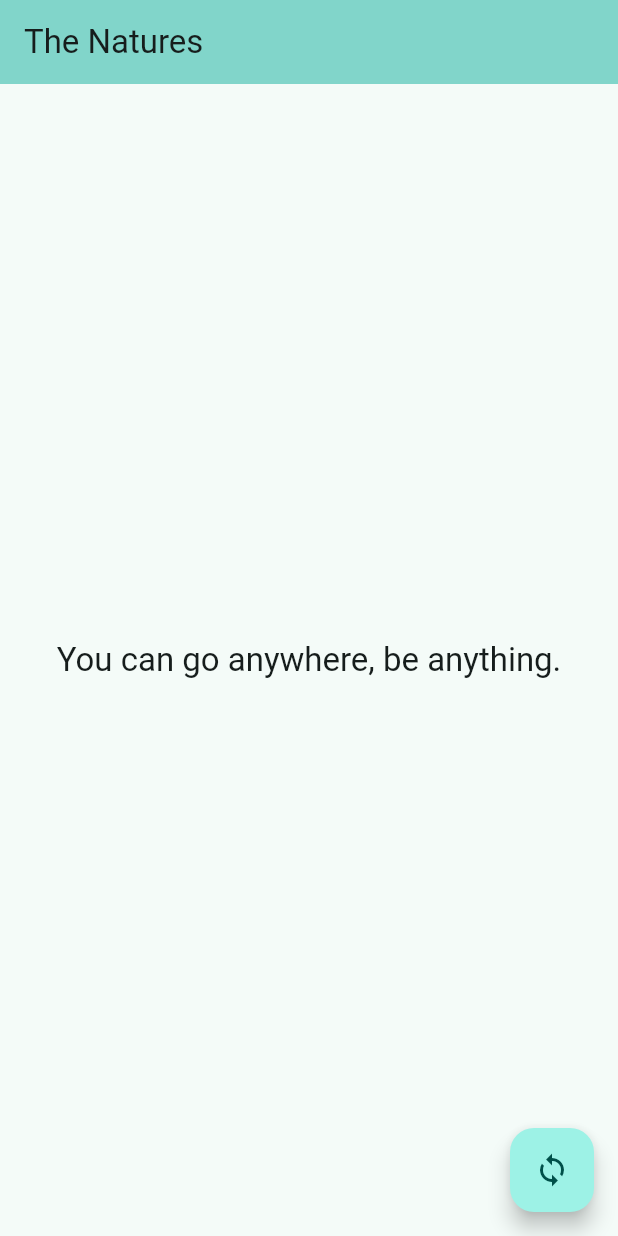
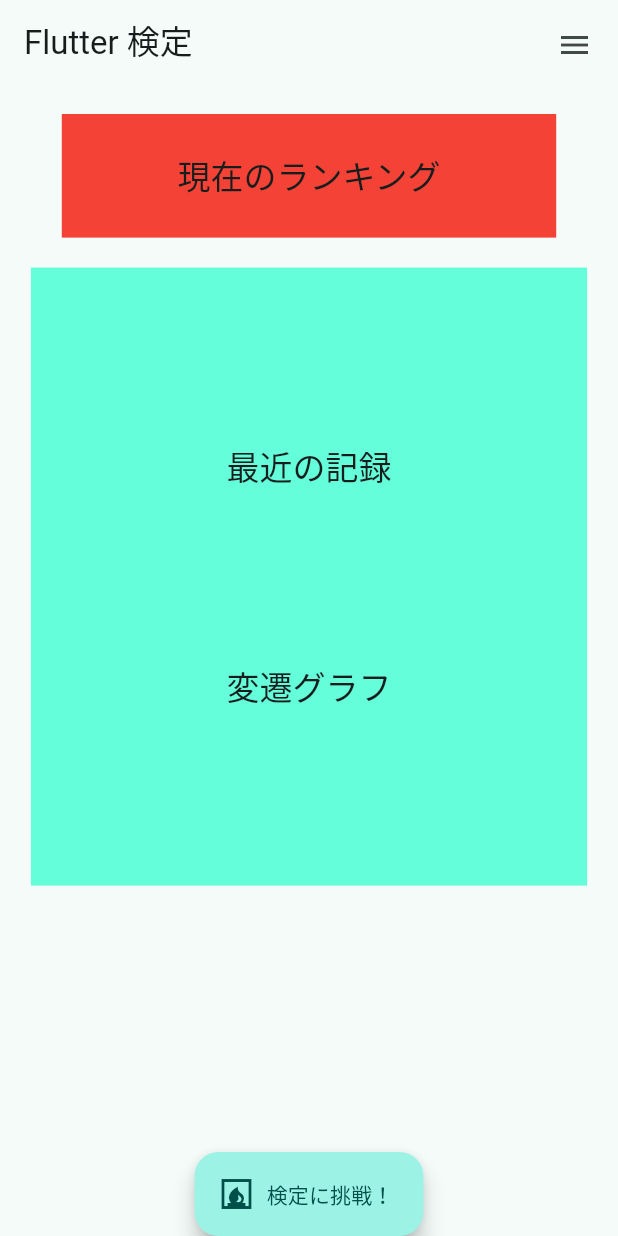
Before and after one commit to tanakahikari-pikka/flutter_certification, a Flutter app: the screen it shows after launch, on a phone screen of 412 x 824 dp. Run offline on Flutter 3.47's test engine with Material 2 defaults, Android fonts, the phone set to English and light mode, and no system bars.

Commit message:
雑UIを作成

```diff
--- a/lib/home.dart
+++ b/lib/home.dart
@@ -1,4 +1,6 @@
 import 'package:flutter/material.dart';
+
+import 'system_button.dart';
 
 class Home extends StatefulWidget {
   const Home({super.key});
@@ -8,40 +10,58 @@ class Home extends StatefulWidget {
 }
 
 class _HomeState extends State<Home> {
-  List<String> phrases = [
-    'You can go anywhere, be anything.',
-    'Stay hungry. Stay foolish.',
-    'Think different.',
-  ];
-
-  void shufflePhrases() {
-    setState(() {
-      phrases.shuffle();
-    });
-  }
-
   @override
   Widget build(BuildContext context) {
     return Scaffold(
       appBar: AppBar(
-        backgroundColor: Theme.of(context).colorScheme.inversePrimary,
-        title: const Text("The Natures"),
+        backgroundColor: Theme.of(context).colorScheme.background,
+        title: const Text("Flutter 検定"),
+        actions: const [SystemButton()],
       ),
       body: Center(
         child: Column(
-          mainAxisAlignment: MainAxisAlignment.center,
+          mainAxisAlignment: MainAxisAlignment.start,
           children: <Widget>[
-            Text(
-              phrases[0],
-              style: Theme.of(context).textTheme.titleLarge,
+            Container(
+              width: MediaQuery.of(context).size.width * 0.8,
+              height: MediaQuery.of(context).size.height * 0.1,
+              margin: const EdgeInsets.all(20.0),
+              color: Colors.red,
+              child: Center(
+                child: Text(
+                  '現在のランキング',
+                  style: Theme.of(context).textTheme.titleLarge,
+                ),
+              ),
+            ),
+            Container(
+              width: MediaQuery.of(context).size.width * 0.9,
+              height: MediaQuery.of(context).size.height * 0.5,
+              color: Colors.tealAccent,
+              child: Column(
+                mainAxisAlignment: MainAxisAlignment.spaceEvenly,
+                children: [
+                  Text(
+                    '最近の記録',
+                    style: Theme.of(context).textTheme.titleLarge,
+                  ),
+                  Text(
+                    '変遷グラフ',
+                    style: Theme.of(context).textTheme.titleLarge,
+                  ),
+                ],
+              ),
             ),
           ],
         ),
       ),
-      floatingActionButton: FloatingActionButton(
-        onPressed: shufflePhrases,
+      floatingActionButtonLocation: FloatingActionButtonLocation.centerDocked,
+      floatingActionButton: FloatingActionButton.extended(
+        onPressed: () {},
         tooltip: 'Shuffle',
-        child: const Icon(Icons.sync),
+        icon: const Icon(Icons.fireplace),
+        splashColor: Theme.of(context).colorScheme.background,
+        label: const Text("検定に挑戦！"),
       ),
     );
   }
```
